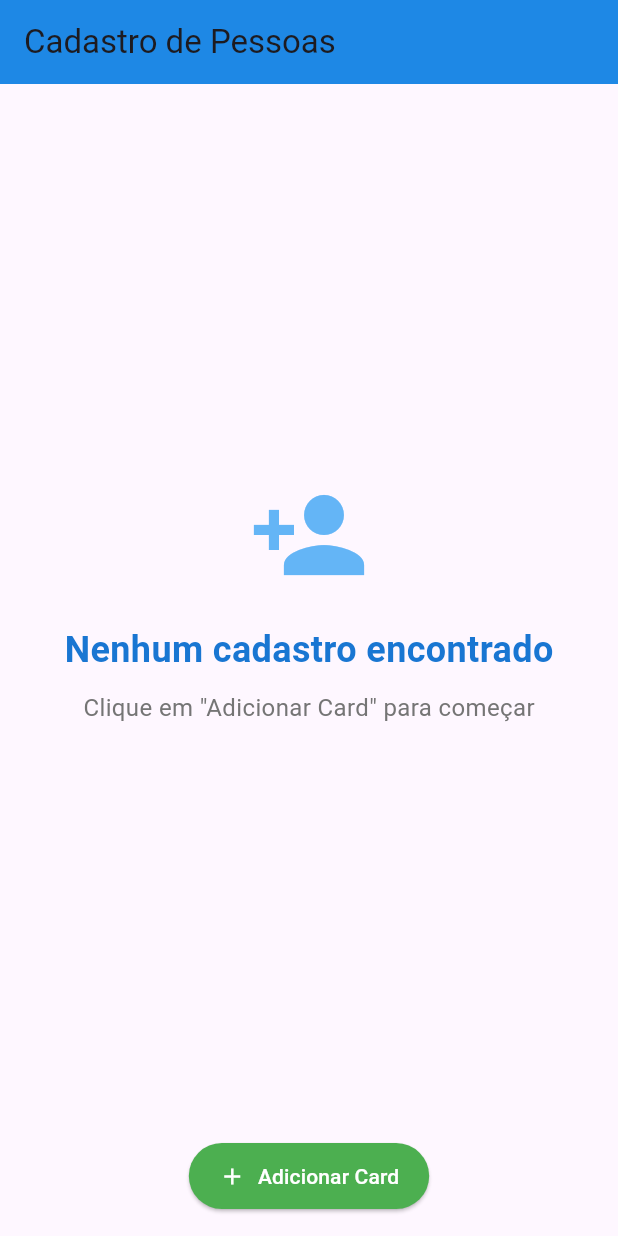
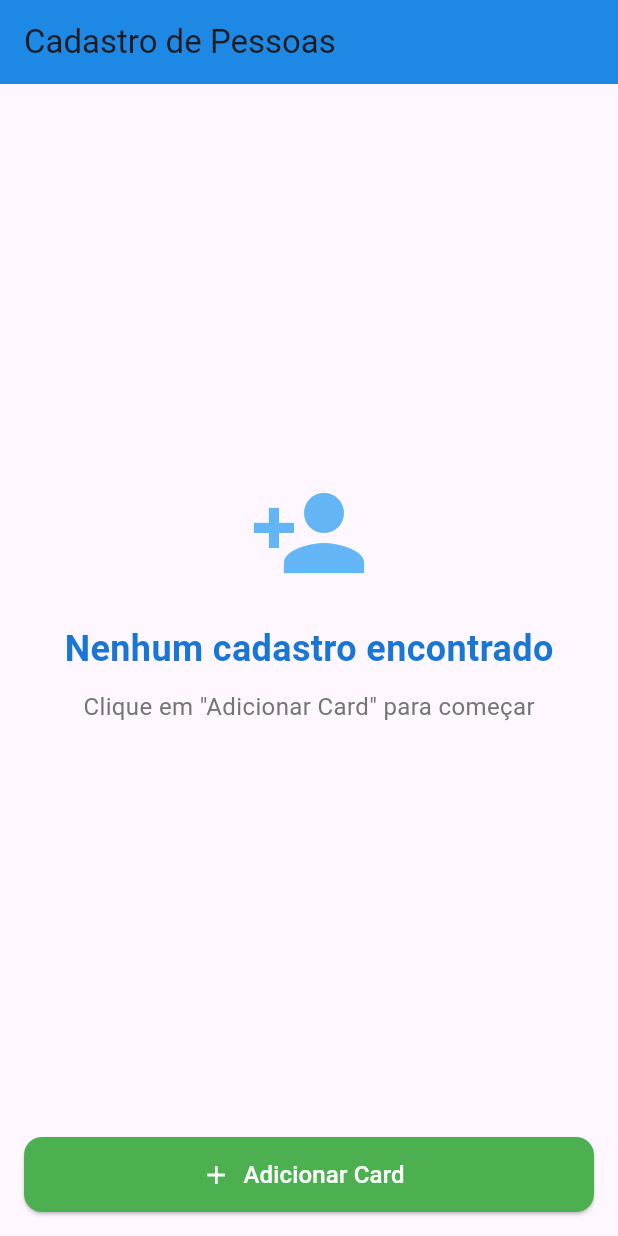
Before and after one commit to GabrielO03/mabile_atvdd, a Flutter app: the screen it shows after launch, on a phone screen of 412 x 824 dp. Run offline on Flutter 3.47's test engine with Material 3 defaults, Android fonts, the phone set to English and light mode, and no system bars.

Commit message:
arumei uns trem

```diff
--- a/cadastro_app/lib/main.dart
+++ b/cadastro_app/lib/main.dart
@@ -14,15 +14,6 @@ class MyApp extends StatelessWidget {
         primarySwatch: Colors.blue,
         visualDensity: VisualDensity.adaptivePlatformDensity,
       ),
-      localizationsDelegates: [
-        GlobalMaterialLocalizations.delegate,
-        GlobalWidgetsLocalizations.delegate,
-        GlobalCupertinoLocalizations.delegate,
-      ],
-      supportedLocales: [
-        Locale('pt', 'BR'),
-        Locale('en', 'US'),
-      ],
       home: CadastroScreen(),
     );
   }
@@ -40,7 +31,6 @@ class _CadastroScreenState extends State<CadastroScreen> {
   @override
   void initState() {
     super.initState();
-    // Lista inicia vazia
   }
 
   void _addNewCard() {
@@ -150,46 +140,134 @@ class _CadastroScreenState extends State<CadastroScreen> {
           ),
           Container(
               padding: EdgeInsets.all(16.0),
-              child: Row(
-                mainAxisAlignment: MainAxisAlignment.spaceEvenly,
+              child: LayoutBuilder(
+                builder: (context, constraints) {
+                  // Se a largura for menor que 600px, empilha os botões verticalmente
+                  bool isSmallScreen = constraints.maxWidth < 600;
+
+                  if (isSmallScreen) {
+                    return Column(
+                      crossAxisAlignment: CrossAxisAlignment.stretch,
                       children: [
-                  ElevatedButton.icon(
+                        SizedBox(
+                          height: 50,
+                          child: ElevatedButton.icon(
                             onPressed: _addNewCard,
-                    icon: Icon(Icons.add),
-                    label: Text('Adicionar Card'),
+                            icon: Icon(Icons.add, size: 20),
+                            label: Text('Adicionar Card', style: TextStyle(fontSize: 16)),
                             style: ElevatedButton.styleFrom(
                               backgroundColor: Colors.green,
                               foregroundColor: Colors.white,
-                      padding: EdgeInsets.symmetric(horizontal: 20, vertical: 12),
+                              shape: RoundedRectangleBorder(
+                                borderRadius: BorderRadius.circular(12),
+                              ),
+                            ),
                           ),
                         ),
                         if (formList.isNotEmpty) ...[
-                     SizedBox(width: 10),
-                     ElevatedButton.icon(
+                          SizedBox(height: 12),
+                          SizedBox(
+                            height: 50,
+                            child: ElevatedButton.icon(
                               onPressed: () {
                                 _showAllData();
                               },
-                       icon: Icon(Icons.list),
-                       label: Text('Ver Dados'),
+                              icon: Icon(Icons.list, size: 20),
+                              label: Text('Ver Dados', style: TextStyle(fontSize: 16)),
                               style: ElevatedButton.styleFrom(
                                 backgroundColor: Colors.blue,
                                 foregroundColor: Colors.white,
-                         padding: EdgeInsets.symmetric(horizontal: 20, vertical: 12),
+                                shape: RoundedRectangleBorder(
+                                  borderRadius: BorderRadius.circular(12),
                                 ),
                               ),
-                     SizedBox(width: 10),
-                     ElevatedButton.icon(
+                            ),
+                          ),
+                          SizedBox(height: 12),
+                          SizedBox(
+                            height: 50,
+                            child: ElevatedButton.icon(
                               onPressed: _clearAllData,
-                       icon: Icon(Icons.clear_all),
-                       label: Text('Limpar Tudo'),
+                              icon: Icon(Icons.clear_all, size: 20),
+                              label: Text('Limpar Tudo', style: TextStyle(fontSize: 16)),
                               style: ElevatedButton.styleFrom(
                                 backgroundColor: Colors.red,
                                 foregroundColor: Colors.white,
-                         padding: EdgeInsets.symmetric(horizontal: 20, vertical: 12),
+                                shape: RoundedRectangleBorder(
+                                  borderRadius: BorderRadius.circular(12),
+                                ),
+                              ),
                             ),
                           ),
                         ]
                       ],
+                    );
+                  } else {
+                    // Layout horizontal para telas maiores
+                    return Row(
+                      mainAxisAlignment: MainAxisAlignment.spaceEvenly,
+                      children: [
+                        Expanded(
+                          child: SizedBox(
+                            height: 50,
+                            child: ElevatedButton.icon(
+                              onPressed: _addNewCard,
+                              icon: Icon(Icons.add, size: 20),
+                              label: Text('Adicionar Card', style: TextStyle(fontSize: 16)),
+                              style: ElevatedButton.styleFrom(
+                                backgroundColor: Colors.green,
+                                foregroundColor: Colors.white,
+                                shape: RoundedRectangleBorder(
+                                  borderRadius: BorderRadius.circular(12),
+                                ),
+                              ),
+                            ),
+                          ),
+                        ),
+                        if (formList.isNotEmpty) ...[
+                          SizedBox(width: 12),
+                          Expanded(
+                            child: SizedBox(
+                              height: 50,
+                              child: ElevatedButton.icon(
+                                onPressed: () {
+                                  _showAllData();
+                                },
+                                icon: Icon(Icons.list, size: 20),
+                                label: Text('Ver Dados', style: TextStyle(fontSize: 16)),
+                                style: ElevatedButton.styleFrom(
+                                  backgroundColor: Colors.blue,
+                                  foregroundColor: Colors.white,
+                                  shape: RoundedRectangleBorder(
+                                    borderRadius: BorderRadius.circular(12),
+                                  ),
+                                ),
+                              ),
+                            ),
+                          ),
+                          SizedBox(width: 12),
+                          Expanded(
+                            child: SizedBox(
+                              height: 50,
+                              child: ElevatedButton.icon(
+                                onPressed: _clearAllData,
+                                icon: Icon(Icons.clear_all, size: 20),
+                                label: Text('Limpar Tudo', style: TextStyle(fontSize: 16)),
+                                style: ElevatedButton.styleFrom(
+                                  backgroundColor: Colors.red,
+                                  foregroundColor: Colors.white,
+                                  shape: RoundedRectangleBorder(
+                                    borderRadius: BorderRadius.circular(12),
+                                  ),
+                                ),
+                              ),
+                            ),
+                          ),
+                        ]
+                      ],
+                    );
+                  }
+                },
               ),
             ),
         ],
@@ -330,10 +408,17 @@ class _FormCardState extends State<FormCard> {
                   ),
                 ),
                 if (widget.canRemove)
-                  IconButton(
+                  Container(
+                    decoration: BoxDecoration(
+                      color: Colors.red[50],
+                      borderRadius: BorderRadius.circular(8),
+                    ),
+                    child: IconButton(
                       onPressed: widget.onRemove,
-                    icon: Icon(Icons.delete, color: Colors.red),
+                      icon: Icon(Icons.delete, color: Colors.red[600], size: 22),
                       tooltip: 'Remover card',
+                      padding: EdgeInsets.all(8),
+                    ),
                   ),
               ],
             ),
@@ -437,7 +522,6 @@ class _FormCardState extends State<FormCard> {
 
             Spacer(),
 
-            // Espaço para melhor layout
             SizedBox(height: 10),
           ],
         ),
```
Lines whose indentation alone changed are shown as unchanged.
